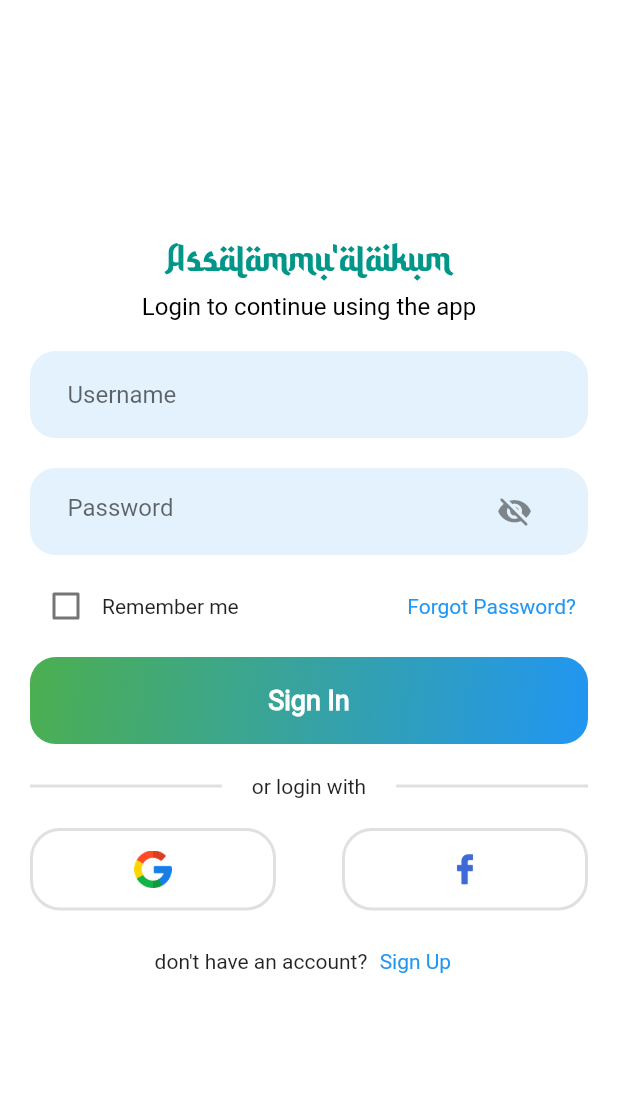
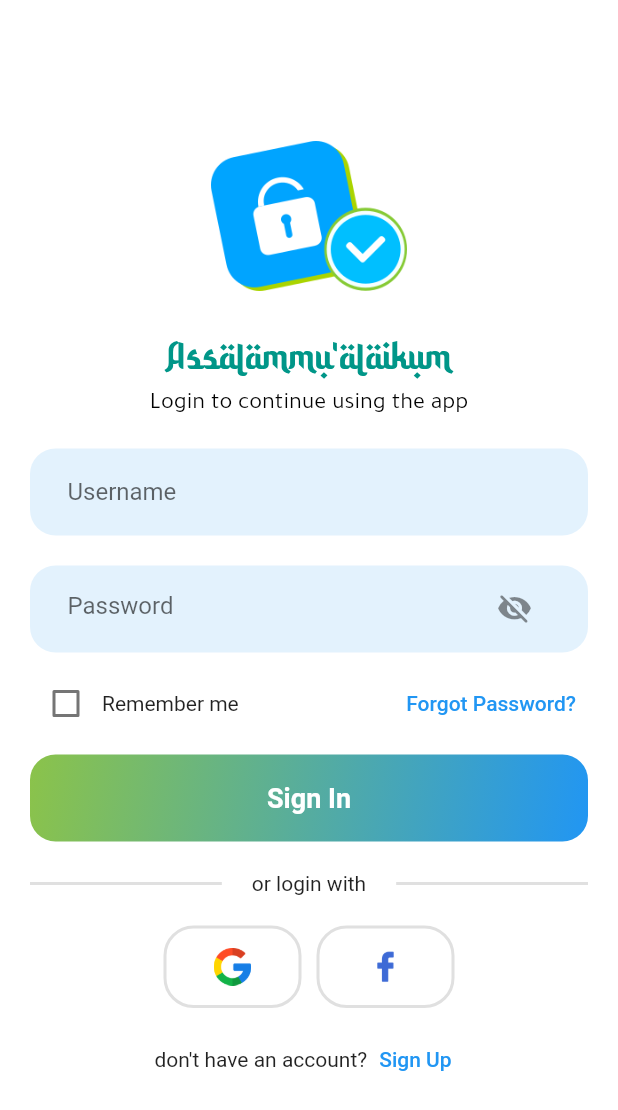
Before and after one commit to lemillionid/on_quran, a Flutter app: the LoginPage screen opened by its route, on a phone screen of 412 x 824 dp. Shown: the top 1110 px of the screen. Run offline on Flutter 3.47's test engine with Material 2 defaults, Android fonts, the light colour scheme and no system bars; our stand-ins replace animated_text_kit, dio.

Commit message:
mengubah struktur login_page

```diff
--- a/lib/routes/routes_screen.dart
+++ b/lib/routes/routes_screen.dart
@@ -1,5 +1,5 @@
 import 'package:flutter/material.dart';
-import 'package:on_quran_uiux/src/core/auth/login_page.dart';
+import 'package:on_quran_uiux/src/core/auth/login/login_page.dart';
 import 'package:on_quran_uiux/src/core/auth/signup_page.dart';
 import 'package:on_quran_uiux/src/core/error/exceptions.dart';
 import 'package:on_quran_uiux/src/screen/home/home_screen.dart';
--- /dev/null
+++ b/lib/src/core/auth/login/login_page.dart
@@ -0,0 +1,24 @@
+import 'package:flutter/material.dart';
+import 'package:on_quran_uiux/src/core/auth/login/login_screen.dart';
+
+class LoginPage extends StatefulWidget {
+  const LoginPage({super.key});
+
+  @override
+  State<LoginPage> createState() => _LoginPageState();
+}
+
+class _LoginPageState extends State<LoginPage> {
+  @override
+  Widget build(BuildContext context) {
+    return Scaffold(
+      body: Container(
+        padding: const EdgeInsets.all(20),
+        color: Colors.white,
+        height: MediaQuery.of(context).size.height,
+        width: MediaQuery.of(context).size.width,
+        child: const LoginScreen(),
+      ),
+    );
+  }
+}
--- /dev/null
+++ b/lib/src/core/auth/login/login_screen.dart
@@ -0,0 +1,253 @@
+import 'package:flutter/material.dart';
+
+import '../../../screen/home/home_screen.dart';
+import '../forgot_pass_page.dart';
+import '../signup_page.dart';
+
+class LoginScreen extends StatefulWidget {
+  const LoginScreen({super.key});
+
+  @override
+  State<LoginScreen> createState() => _LoginScreenState();
+}
+
+class _LoginScreenState extends State<LoginScreen> {
+  bool _passwordVisible = false;
+  bool _rememberMe = false;
+  bool _isPressed = false;
+
+  void _toggleButtonState() {
+    setState(() {
+      _isPressed = !_isPressed;
+    });
+  }
+
+  @override
+  Widget build(BuildContext context) {
+    return SafeArea(
+      child: Center(
+        child: Column(
+          mainAxisAlignment: MainAxisAlignment.center,
+          crossAxisAlignment: CrossAxisAlignment.center,
+          children: [
+            Image.asset(
+              "assets/images/lockon.png",
+              height: 100,
+            ),
+            const SizedBox(height: 30),
+            const Column(
+              crossAxisAlignment: CrossAxisAlignment.center,
+              children: [
+                Text(
+                  "Assalammu'alaikum",
+                  style: TextStyle(
+                    color: Colors.teal,
+                    fontSize: 28,
+                    fontFamily: "ArabicCaligraphy",
+                  ),
+                ),
+                SizedBox(
+                  height: 5,
+                ),
+                Text(
+                  "Login to continue using the app",
+                  style: TextStyle(
+                    color: Colors.black,
+                    fontSize: 16,
+                    fontFamily: "Tajawal",
+                  ),
+                ),
+              ],
+            ),
+            const SizedBox(height: 20),
+            Container(
+              padding: const EdgeInsets.symmetric(
+                vertical: 5,
+                horizontal: 25,
+              ),
+              decoration: BoxDecoration(
+                  color: Colors.blue.shade50,
+                  borderRadius: const BorderRadius.all(Radius.circular(17))),
+              child: TextFormField(
+                decoration: const InputDecoration(
+                  hintText: "Username",
+                  border: InputBorder.none,
+                ),
+              ),
+            ),
+            const SizedBox(height: 20),
+            Container(
+              padding: const EdgeInsets.symmetric(
+                vertical: 5,
+                horizontal: 25,
+              ),
+              decoration: BoxDecoration(
+                  color: Colors.blue.shade50,
+                  borderRadius: const BorderRadius.all(Radius.circular(17))),
+              child: TextFormField(
+                obscureText: !_passwordVisible,
+                decoration: InputDecoration(
+                  hintText: "Password",
+                  border: InputBorder.none,
+                  suffixIcon: IconButton(
+                    onPressed: () {
+                      setState(() {
+                        _passwordVisible = !_passwordVisible;
+                      });
+                    },
+                    icon: Icon(_passwordVisible
+                        ? Icons.visibility_rounded
+                        : Icons.visibility_off_rounded),
+                  ),
+                ),
+              ),
+            ),
+            const SizedBox(height: 10),
+            Row(
+              mainAxisAlignment: MainAxisAlignment.spaceBetween,
+              children: [
+                Row(
+                  children: [
+                    Checkbox(
+                      value: _rememberMe,
+                      onChanged: (bool? value) {
+                        setState(() {
+                          _rememberMe = value!;
+                        });
+                      },
+                    ),
+                    const Text('Remember me'),
+                  ],
+                ),
+                TextButton(
+                  onPressed: () {
+                    Navigator.pushReplacement(
+                        context,
+                        MaterialPageRoute(
+                            builder: (context) => const ForgotPassPage()));
+                  },
+                  child: const Text("Forgot Password?"),
+                )
+              ],
+            ),
+            const SizedBox(height: 10),
+            Container(
+              padding: const EdgeInsets.symmetric(vertical: 5),
+              width: double.infinity,
+              decoration: BoxDecoration(
+                  gradient: LinearGradient(
+                    colors: _isPressed
+                        ? [Colors.blueAccent, Colors.lightGreen]
+                        : [Colors.lightGreen, Colors.blue],
+                    begin: Alignment.topLeft,
+                    end: Alignment.bottomRight,
+                  ),
+                  borderRadius: const BorderRadius.all(Radius.circular(17))),
+              child: ElevatedButton(
+                onPressed: () {
+                  _toggleButtonState();
+                  Navigator.pushReplacement(
+                      context,
+                      MaterialPageRoute(
+                          builder: (context) => const HomeScreen()));
+                },
+                style: ElevatedButton.styleFrom(
+                  backgroundColor: Colors.transparent,
+                  elevation: 0,
+                  splashFactory: NoSplash.splashFactory,
+                  shadowColor: Colors.transparent,
+                ),
+                child: const Text(
+                  "Sign In",
+                  style: TextStyle(
+                    fontSize: 18,
+                    fontWeight: FontWeight.bold,
+                  ),
+                ),
+              ),
+            ),
+            const SizedBox(height: 20),
+            Row(
+              mainAxisAlignment: MainAxisAlignment.spaceBetween,
+              children: [
+                Expanded(
+                  child: Divider(
+                    thickness: 2,
+                    height: 2,
+                    endIndent: 20,
+                    color: Colors.grey.shade300,
+                  ),
+                ),
+                const Text("or login with"),
+                Expanded(
+                  child: Divider(
+                    thickness: 2,
+                    height: 2,
+                    indent: 20,
+                    color: Colors.grey.shade300,
+                  ),
+                ),
+              ],
+            ),
+            const SizedBox(height: 20),
+            Row(
+              mainAxisAlignment: MainAxisAlignment.center,
+              children: [
+                Container(
+                  height: 55,
+                  padding:
+                      const EdgeInsets.symmetric(horizontal: 20, vertical: 5),
+                  decoration: BoxDecoration(
+                      color: Colors.white,
+                      borderRadius: const BorderRadius.all(Radius.circular(20)),
+                      border: Border.all(
+                        color: Colors.grey.shade300,
+                        width: 2,
+                      )),
+                  child: IconButton(
+                    onPressed: () {},
+                    icon: Image.asset(
+                      "assets/icons/google.png",
+                    ),
+                  ),
+                ),
+                const SizedBox(width: 10),
+                Container(
+                  height: 55,
+                  padding:
+                      const EdgeInsets.symmetric(horizontal: 20, vertical: 5),
+                  decoration: BoxDecoration(
+                      color: Colors.white,
+                      borderRadius: const BorderRadius.all(Radius.circular(20)),
+                      border: Border.all(
+                        color: Colors.grey.shade300,
+                        width: 2,
+                      )),
+                  child: IconButton(
+                      onPressed: () {},
+                      icon: Image.asset("assets/icons/facebook.png")),
+                ),
+              ],
+            ),
+            const SizedBox(height: 10),
+            Row(
+              mainAxisAlignment: MainAxisAlignment.center,
+              children: [
+                const Text("don't have an account?"),
+                TextButton(
+                  onPressed: () {
+                    Navigator.pushReplacement(
+                        context,
+                        MaterialPageRoute(
+                            builder: (context) => const SignUpPage()));
+                  },
+                  child: const Text("Sign Up"),
+                ),
+              ],
+            )
+          ],
+        ),
+      ),
+    );
+  }
+}
--- a/lib/src/core/auth/login_page.dart
+++ /dev/null
@@ -1,266 +0,0 @@
-import 'package:flutter/material.dart';
-import 'package:on_quran_uiux/src/core/auth/forgot_pass_page.dart';
-import 'package:on_quran_uiux/src/core/auth/signup_page.dart';
-import 'package:on_quran_uiux/src/screen/home/home_screen.dart';
-
-class LoginPage extends StatefulWidget {
-  const LoginPage({super.key});
-
-  @override
-  State<LoginPage> createState() => _LoginPageState();
-}
-
-class _LoginPageState extends State<LoginPage> {
-  bool _passwordVisible = false;
-  bool _rememberMe = false;
-  bool _isPressed = false;
-
-  void _toggleButtonState() {
-    setState(() {
-      _isPressed = !_isPressed;
-    });
-  }
-
-  @override
-  Widget build(BuildContext context) {
-    return Scaffold(
-      body: Container(
-        padding: const EdgeInsets.all(20),
-        color: Colors.white,
-        height: MediaQuery.of(context).size.height,
-        width: MediaQuery.of(context).size.width,
-        child: SafeArea(
-          child: Center(
-            child: Column(
-              mainAxisAlignment: MainAxisAlignment.center,
-              crossAxisAlignment: CrossAxisAlignment.center,
-              children: [
-                // Image.asset(
-                //   "assets/images/login_illus.png",
-                //   height: 220,
-                //   width: 220,
-                // ),
-                // const SizedBox(height: 20),
-                const Column(
-                  crossAxisAlignment: CrossAxisAlignment.center,
-                  children: [
-                    Text(
-                      "Assalammu'alaikum",
-                      style: TextStyle(
-                        color: Colors.teal,
-                        fontSize: 28,
-                        fontFamily: "ArabicCaligraphy",
-                      ),
-                    ),
-                    SizedBox(
-                      height: 5,
-                    ),
-                    Text(
-                      "Login to continue using the app",
-                      style: TextStyle(
-                        color: Colors.black,
-                        fontSize: 16,
-                        fontFamily: "Roboto",
-                      ),
-                    ),
-                  ],
-                ),
-                const SizedBox(height: 20),
-                Container(
-                  padding: const EdgeInsets.symmetric(
-                    vertical: 5,
-                    horizontal: 25,
-                  ),
-                  decoration: BoxDecoration(
-                      color: Colors.blue.shade50,
-                      borderRadius:
-                          const BorderRadius.all(Radius.circular(17))),
-                  child: TextFormField(
-                    decoration: const InputDecoration(
-                      hintText: "Username",
-                      border: InputBorder.none,
-                    ),
-                  ),
-                ),
-                const SizedBox(height: 20),
-                Container(
-                  padding: const EdgeInsets.symmetric(
-                    vertical: 5,
-                    horizontal: 25,
-                  ),
-                  decoration: BoxDecoration(
-                      color: Colors.blue.shade50,
-                      borderRadius:
-                          const BorderRadius.all(Radius.circular(17))),
-                  child: TextFormField(
-                    obscureText: !_passwordVisible,
-                    decoration: InputDecoration(
-                      hintText: "Password",
-                      border: InputBorder.none,
-                      suffixIcon: IconButton(
-                        onPressed: () {
-                          setState(() {
-                            _passwordVisible = !_passwordVisible;
-                          });
-                        },
-                        icon: Icon(_passwordVisible
-                            ? Icons.visibility_rounded
-                            : Icons.visibility_off_rounded),
-                      ),
-                    ),
-                  ),
-                ),
-                const SizedBox(height: 10),
-                Row(
-                  mainAxisAlignment: MainAxisAlignment.spaceBetween,
-                  children: [
-                    Row(
-                      children: [
-                        Checkbox(
-                          value: _rememberMe,
-                          onChanged: (bool? value) {
-                            setState(() {
-                              _rememberMe = value!;
-                            });
-                          },
-                        ),
-                        const Text('Remember me'),
-                      ],
-                    ),
-                    TextButton(
-                      onPressed: () {
-                        Navigator.pushReplacement(
-                            context,
-                            MaterialPageRoute(
-                                builder: (context) => const ForgotPassPage()));
-                      },
-                      child: const Text("Forgot Password?"),
-                    )
-                  ],
-                ),
-                const SizedBox(height: 10),
-                Container(
-                  padding: const EdgeInsets.symmetric(vertical: 5),
-                  width: double.infinity,
-                  decoration: BoxDecoration(
-                      gradient: LinearGradient(
-                        colors: _isPressed
-                            ? [Colors.blueAccent, Colors.lightGreen]
-                            : [Colors.green, Colors.blue],
-                        begin: Alignment.topLeft,
-                        end: Alignment.bottomRight,
-                      ),
-                      borderRadius:
-                          const BorderRadius.all(Radius.circular(17))),
-                  child: ElevatedButton(
-                    onPressed: () {
-                      _toggleButtonState();
-                      Navigator.pushReplacement(
-                          context,
-                          MaterialPageRoute(
-                              builder: (context) => const HomeScreen()));
-                    },
-                    style: ElevatedButton.styleFrom(
-                      backgroundColor: Colors.transparent,
-                      elevation: 0,
-                      splashFactory: NoSplash.splashFactory,
-                      shadowColor: Colors.transparent,
-                    ),
-                    child: const Text(
-                      "Sign In",
-                      style: TextStyle(
-                        fontSize: 18,
-                        fontWeight: FontWeight.bold,
-                      ),
-                    ),
-                  ),
-                ),
-                const SizedBox(height: 20),
-                Row(
-                  mainAxisAlignment: MainAxisAlignment.spaceBetween,
-                  children: [
-                    Expanded(
-                      child: Divider(
-                        thickness: 2,
-                        height: 2,
-                        endIndent: 20,
-                        color: Colors.grey.shade300,
-                      ),
-                    ),
-                    const Text("or login with"),
-                    Expanded(
-                      child: Divider(
-                        thickness: 2,
-                        height: 2,
-                        indent: 20,
-                        color: Colors.grey.shade300,
-                      ),
-                    ),
-                  ],
-                ),
-                const SizedBox(height: 20),
-                Row(
-                  mainAxisAlignment: MainAxisAlignment.spaceBetween,
-                  children: [
-                    Container(
-                      height: 55,
-                      padding: const EdgeInsets.symmetric(
-                          horizontal: 56, vertical: 5),
-                      decoration: BoxDecoration(
-                          color: Colors.white,
-                          borderRadius:
-                              const BorderRadius.all(Radius.circular(20)),
-                          border: Border.all(
-                            color: Colors.grey.shade300,
-                            width: 2,
-                          )),
-                      child: IconButton(
-                        onPressed: () {},
-                        icon: Image.asset(
-                          "assets/icons/google.png",
-                        ),
-                      ),
-                    ),
-                    const SizedBox(width: 10),
-                    Container(
-                      height: 55,
-                      padding: const EdgeInsets.symmetric(
-                          horizontal: 56, vertical: 5),
-                      decoration: BoxDecoration(
-                          color: Colors.white,
-                          borderRadius:
-                              const BorderRadius.all(Radius.circular(20)),
-                          border: Border.all(
-                            color: Colors.grey.shade300,
-                            width: 2,
-                          )),
-                      child: IconButton(
-                          onPressed: () {},
-                          icon: Image.asset("assets/icons/facebook.png")),
-                    ),
-                  ],
-                ),
-                const SizedBox(height: 10),
-                Row(
-                  mainAxisAlignment: MainAxisAlignment.center,
-                  children: [
-                    const Text("don't have an account?"),
-                    TextButton(
-                      onPressed: () {
-                        Navigator.pushReplacement(
-                            context,
-                            MaterialPageRoute(
-                                builder: (context) => const SignUpPage()));
-                      },
-                      child: const Text("Sign Up"),
-                    ),
-                  ],
-                )
-              ],
-            ),
-          ),
-        ),
-      ),
-    );
-  }
-}
--- /dev/null
+++ b/lib/src/core/util/theme.dart
@@ -0,0 +1 @@
+class kDarkMode {}
--- a/pubspec.yaml
+++ b/pubspec.yaml
@@ -39,6 +39,6 @@
     - family: ArabicCaligraphy
       fonts:
         - asset: assets/fonts/caligraph/aAwalRamadhan.otf
-    - family: Roboto
+    - family: Tajawal
       fonts:
-        - asset: assets/fonts/ui/Roboto-Regular.ttf
+        - asset: assets/fonts/ui/Tajawal-Regular.ttf
```
Also changed, not shown: assets/fonts/ui/Roboto-Regular.ttf (deleted), assets/fonts/ui/Tajawal-Regular.ttf (added), assets/images/lockon.png (added).
